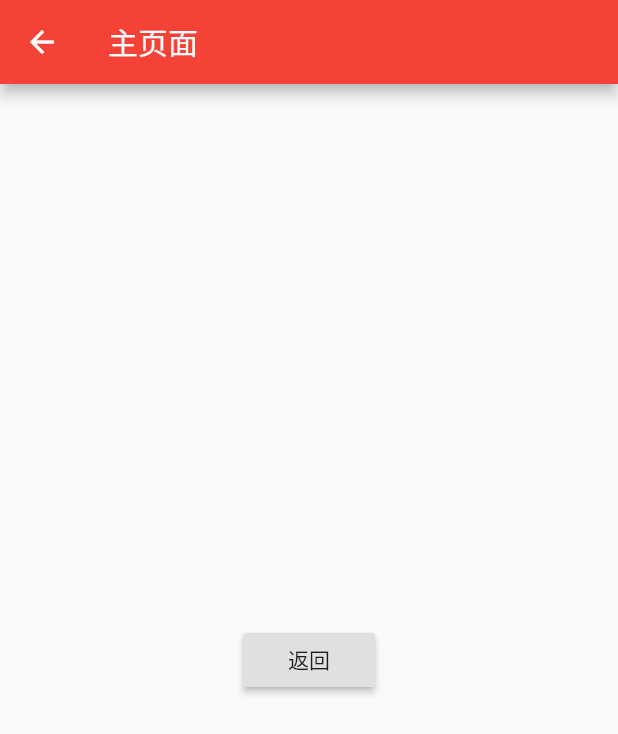
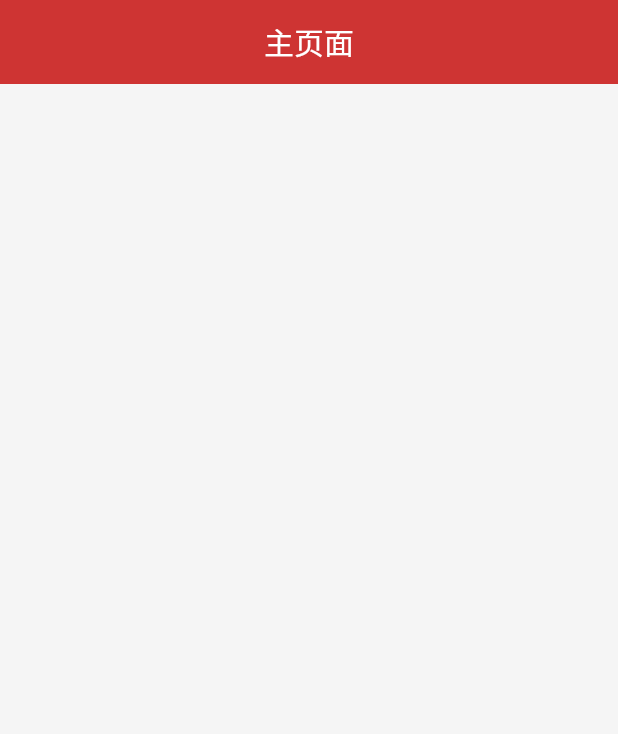
Before and after one commit to byhook/cloud-music, a Flutter app: the HomePage screen opened directly, on a phone screen of 412 x 824 dp. Shown: the top 734 px of the screen. Run offline on Flutter 3.47's test engine with Material 2 defaults, Android fonts, the phone set to English and light mode, and no system bars.

Commit message:
调整主页背景色

```diff
--- a/lib/home/HomePage.dart
+++ b/lib/home/HomePage.dart
@@ -4,18 +4,14 @@ class HomePage extends StatelessWidget {
   @override
   Widget build(BuildContext context) {
     return new Scaffold(
+      backgroundColor: Colors.grey[100],
       appBar: new AppBar(
         title: new Text('主页面'),
-        backgroundColor: Colors.red,
+        centerTitle: true,
+        elevation: 0.0,
+        backgroundColor: Color(0xFFCE3433),
       ),
-      body: new Center(
-        child: new RaisedButton(
-          onPressed: () {
-            Navigator.pop(context);
-          },
-          child: new Text('返回'),
-        ),
-      ),
+      body: null,
     );
   }
 }
--- a/lib/main.dart
+++ b/lib/main.dart
@@ -1,5 +1,5 @@
 import 'package:flutter/material.dart';
-import 'package:mike_music/launch/LaunchPage.dart';
+import 'package:mike_music/home/HomePage.dart';
 
 void main() => runApp(new MyApp());
 
@@ -7,8 +7,7 @@ class MyApp extends StatelessWidget {
   @override
   Widget build(BuildContext context) {
     return new MaterialApp(
-        title: 'Welcome to Flutter',
-        home: new LaunchPage()
+        home: new HomePage()
     );
   }
 }
```
Also changed, not shown: lib/launch/LaunchPage.dart (deleted, +0 -25 lines), images/cover_header.png (added).
